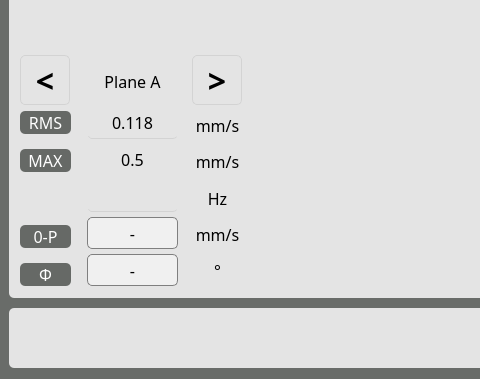
Above: src/jp_balancerunscreen/jp_balancerun.ui from Jsvi53/qt_custom_widget before the change; both pictures show x 0 to 480 and y 421 to 800 of the 1280 by 800 pixel window. Below: the same form after it.
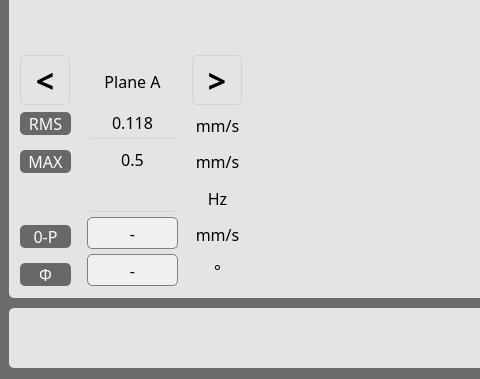
That is the form after the change. Icons and pictures are not drawn.

```diff
--- a/src/jp_balancerunscreen/jp_balancerun.ui
+++ b/src/jp_balancerunscreen/jp_balancerun.ui
@@ -872,7 +872,7 @@
               <height>526</height>
              </rect>
             </property>
-            <layout class="QHBoxLayout" name="horizontalLayout_5" stretch="11,10">
+            <layout class="QHBoxLayout" name="horizontalLayout_5" stretch="0,0">
              <property name="spacing">
               <number>0</number>
              </property>
@@ -883,7 +883,7 @@
                  <rect>
                   <x>-1</x>
                   <y>-1</y>
-                  <width>661</width>
+                  <width>631</width>
                   <height>526</height>
                  </rect>
                 </property>
@@ -907,7 +907,7 @@
                      <rect>
                       <x>-1</x>
                       <y>-1</y>
-                      <width>661</width>
+                      <width>631</width>
                       <height>246</height>
                      </rect>
                     </property>
@@ -1054,7 +1054,7 @@
                             </font>
                            </property>
                            <property name="text">
-                            <string> </string>
+                            <string/>
                            </property>
                           </widget>
                          </item>
```
Left out of the diff: 14 changed lines with no effect on the pictures.
